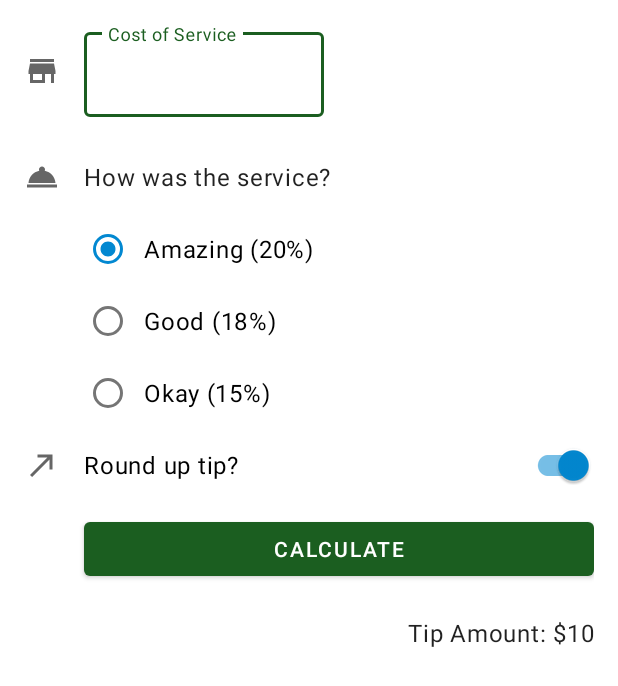
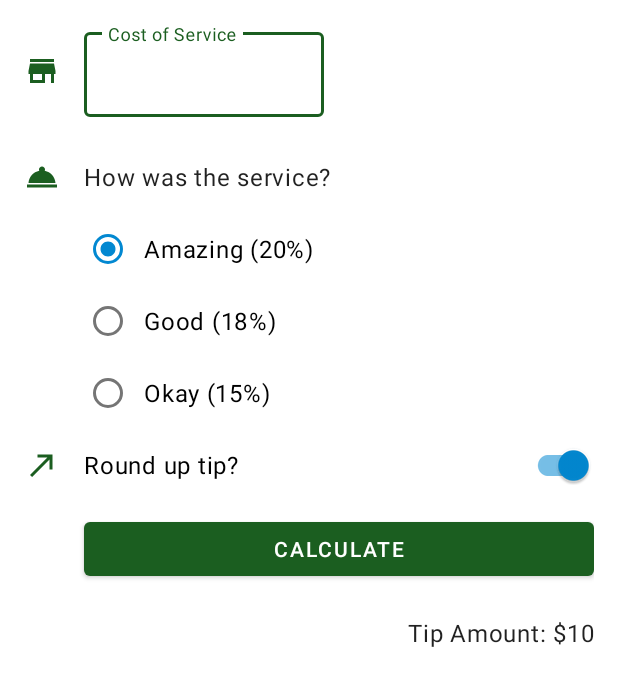
Before and after one commit to good-repository/TipTime, an Android app: the layout activity_main.xml on its own in the app's theme, with its tools: preview values and no code run, on a phone screen of 412 x 824 dp. Shown: the top 686 px of the screen. Run offline under Robolectric (Android 15) with nearby library versions, the phone set to English and light mode, and no system bars.

Commit message:
Improve UX

```diff
--- a/app/src/main/res/drawable/ic_round_up.xml
+++ b/app/src/main/res/drawable/ic_round_up.xml
@@ -1,10 +1,10 @@
 <vector xmlns:android="http://schemas.android.com/apk/res/android"
     android:width="24dp"
     android:height="24dp"
+    android:tint="?attr/colorPrimary"
     android:viewportWidth="24"
-    android:viewportHeight="24"
-    android:tint="?attr/colorControlNormal">
-  <path
-      android:fillColor="@android:color/white"
-      android:pathData="M9,5v2h6.59L4,18.59 5.41,20 17,8.41V15h2V5z"/>
+    android:viewportHeight="24">
+    <path
+        android:fillColor="@android:color/white"
+        android:pathData="M9,5v2h6.59L4,18.59 5.41,20 17,8.41V15h2V5z" />
 </vector>
--- a/app/src/main/res/drawable/ic_service.xml
+++ b/app/src/main/res/drawable/ic_service.xml
@@ -1,10 +1,10 @@
 <vector xmlns:android="http://schemas.android.com/apk/res/android"
     android:width="24dp"
     android:height="24dp"
+    android:tint="?attr/colorPrimary"
     android:viewportWidth="24"
-    android:viewportHeight="24"
-    android:tint="?attr/colorControlNormal">
-  <path
-      android:fillColor="@android:color/white"
-      android:pathData="M2,17h20v2L2,19zM13.84,7.79c0.1,-0.24 0.16,-0.51 0.16,-0.79 0,-1.1 -0.9,-2 -2,-2s-2,0.9 -2,2c0,0.28 0.06,0.55 0.16,0.79C6.25,8.6 3.27,11.93 3,16h18c-0.27,-4.07 -3.25,-7.4 -7.16,-8.21z"/>
+    android:viewportHeight="24">
+    <path
+        android:fillColor="@android:color/white"
+        android:pathData="M2,17h20v2L2,19zM13.84,7.79c0.1,-0.24 0.16,-0.51 0.16,-0.79 0,-1.1 -0.9,-2 -2,-2s-2,0.9 -2,2c0,0.28 0.06,0.55 0.16,0.79C6.25,8.6 3.27,11.93 3,16h18c-0.27,-4.07 -3.25,-7.4 -7.16,-8.21z" />
 </vector>
--- a/app/src/main/res/drawable/ic_store.xml
+++ b/app/src/main/res/drawable/ic_store.xml
@@ -1,10 +1,10 @@
 <vector xmlns:android="http://schemas.android.com/apk/res/android"
     android:width="24dp"
     android:height="24dp"
+    android:tint="?attr/colorPrimary"
     android:viewportWidth="24"
-    android:viewportHeight="24"
-    android:tint="?attr/colorControlNormal">
-  <path
-      android:fillColor="@android:color/white"
-      android:pathData="M20,4L4,4v2h16L20,4zM21,14v-2l-1,-5L4,7l-1,5v2h1v6h10v-6h4v6h2v-6h1zM12,18L6,18v-4h6v4z"/>
+    android:viewportHeight="24">
+    <path
+        android:fillColor="@android:color/white"
+        android:pathData="M20,4L4,4v2h16L20,4zM21,14v-2l-1,-5L4,7l-1,5v2h1v6h10v-6h4v6h2v-6h1zM12,18L6,18v-4h6v4z" />
 </vector>
--- a/app/src/main/res/layout/activity_main.xml
+++ b/app/src/main/res/layout/activity_main.xml
@@ -1,4 +1,10 @@
 <?xml version="1.0" encoding="utf-8"?>
+<ScrollView xmlns:android="http://schemas.android.com/apk/res/android"
+    xmlns:app="http://schemas.android.com/apk/res-auto"
+    xmlns:tools="http://schemas.android.com/tools"
+    android:layout_width="match_parent"
+    android:layout_height="match_parent">
+
     <androidx.constraintlayout.widget.ConstraintLayout xmlns:android="http://schemas.android.com/apk/res/android"
         xmlns:app="http://schemas.android.com/apk/res-auto"
         xmlns:tools="http://schemas.android.com/tools"
@@ -125,3 +131,4 @@
             app:layout_constraintTop_toBottomOf="@id/calculate_button"
             tools:text="Tip Amount: $10" />
     </androidx.constraintlayout.widget.ConstraintLayout>
+</ScrollView>
```
Also changed, not shown: app/src/main/java/com/example/tiptime/MainActivity.kt (+23 -1 lines). Lines whose indentation alone changed are shown as unchanged.
